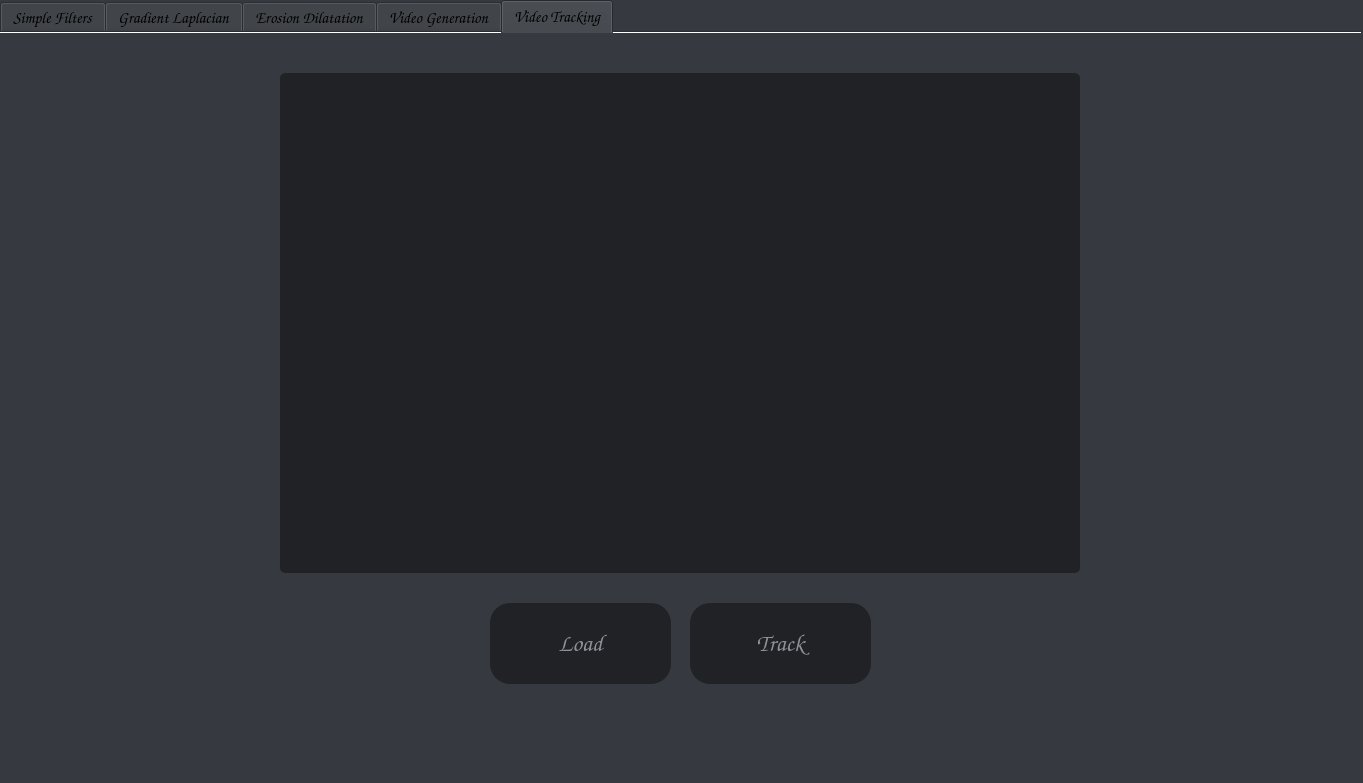
Above: frontend/interface.ui from mokeddembillel/Vision-Object-Detection before the change. Below: the same form after it.
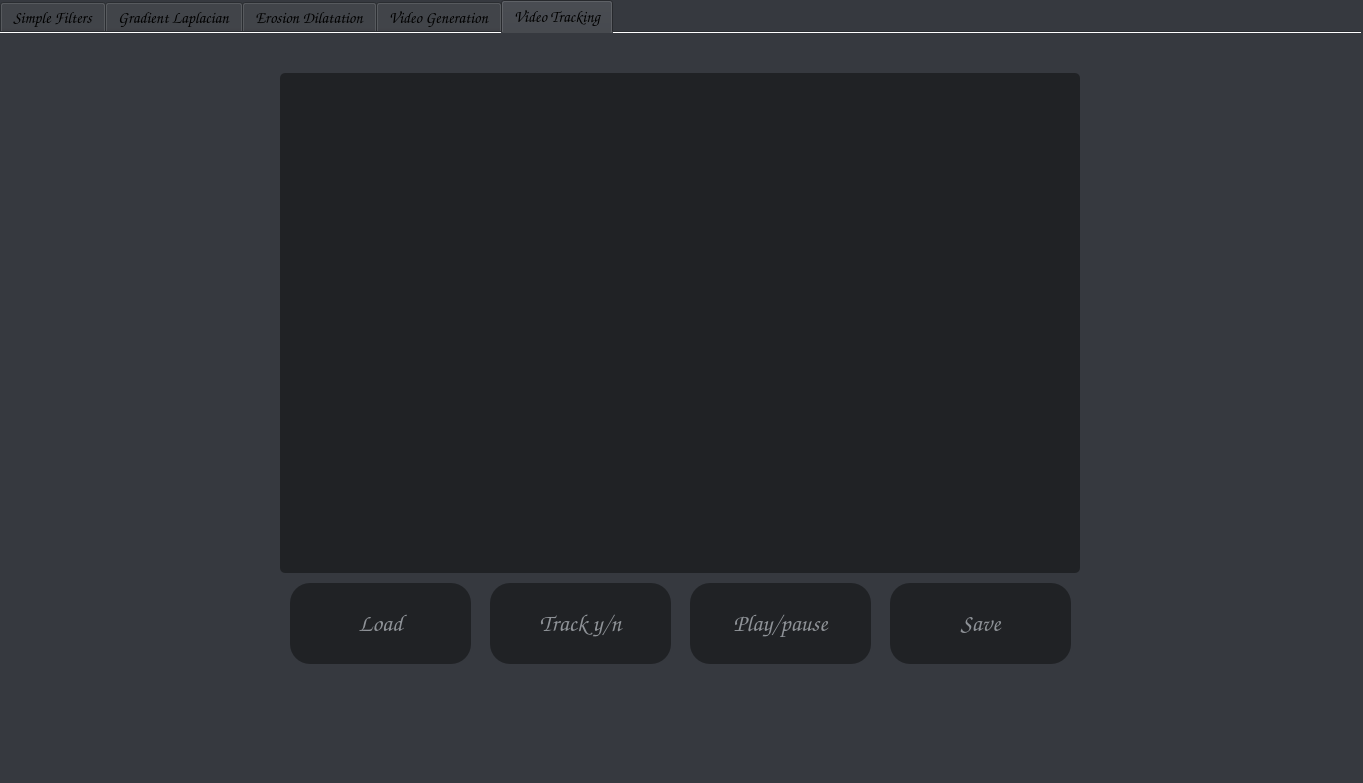
That is the form after the change. The open tabs and pages were chosen to show the change.

Patch:
```diff
--- a/frontend/interface.ui
+++ b/frontend/interface.ui
@@ -2421,8 +2421,8 @@
      <widget class="QPushButton" name="buttTrackingLoad">
       <property name="geometry">
        <rect>
-        <x>490</x>
-        <y>570</y>
+        <x>290</x>
+        <y>550</y>
         <width>181</width>
         <height>81</height>
        </rect>
@@ -2459,8 +2459,8 @@
      <widget class="QPushButton" name="buttTrackingTrack">
       <property name="geometry">
        <rect>
-        <x>690</x>
-        <y>570</y>
+        <x>490</x>
+        <y>550</y>
         <width>181</width>
         <height>81</height>
        </rect>
@@ -2482,7 +2482,7 @@
 border-radius: 20;</string>
       </property>
       <property name="text">
-       <string>Track</string>
+       <string>Track y/n</string>
       </property>
       <property name="autoDefault">
        <bool>false</bool>
@@ -2508,6 +2508,82 @@
 border-radius:5;</string>
       </property>
      </widget>
+     <widget class="QPushButton" name="buttTrackingPlay">
+      <property name="geometry">
+       <rect>
+        <x>690</x>
+        <y>550</y>
+        <width>181</width>
+        <height>81</height>
+       </rect>
+      </property>
+      <property name="font">
+       <font>
+        <family>Comic Sans MS</family>
+        <pointsize>18</pointsize>
+        <weight>75</weight>
+        <bold>true</bold>
+       </font>
+      </property>
+      <property name="cursor">
+       <cursorShape>PointingHandCursor</cursorShape>
+      </property>
+      <property name="styleSheet">
+       <string notr="true">background-color: #202225;
+color: #8E9297;
+border-radius: 20;</string>
+      </property>
+      <property name="text">
+       <string>Play/pause</string>
+      </property>
+      <property name="autoDefault">
+       <bool>false</bool>
+      </property>
+      <property name="default">
+       <bool>false</bool>
+      </property>
+      <property name="flat">
+       <bool>false</bool>
+      </property>
+     </widget>
+     <widget class="QPushButton" name="buttTrackingSave">
+      <property name="geometry">
+       <rect>
+        <x>890</x>
+        <y>550</y>
+        <width>181</width>
+        <height>81</height>
+       </rect>
+      </property>
+      <property name="font">
+       <font>
+        <family>Comic Sans MS</family>
+        <pointsize>18</pointsize>
+        <weight>75</weight>
+        <bold>true</bold>
+       </font>
+      </property>
+      <property name="cursor">
+       <cursorShape>PointingHandCursor</cursorShape>
+      </property>
+      <property name="styleSheet">
+       <string notr="true">background-color: #202225;
+color: #8E9297;
+border-radius: 20;</string>
+      </property>
+      <property name="text">
+       <string>Save</string>
+      </property>
+      <property name="autoDefault">
+       <bool>false</bool>
+      </property>
+      <property name="default">
+       <bool>false</bool>
+      </property>
+      <property name="flat">
+       <bool>false</bool>
+      </property>
+     </widget>
     </widget>
    </widget>
   </widget>
```
Left out of the diff: 18 changed lines with no effect on the pictures.
